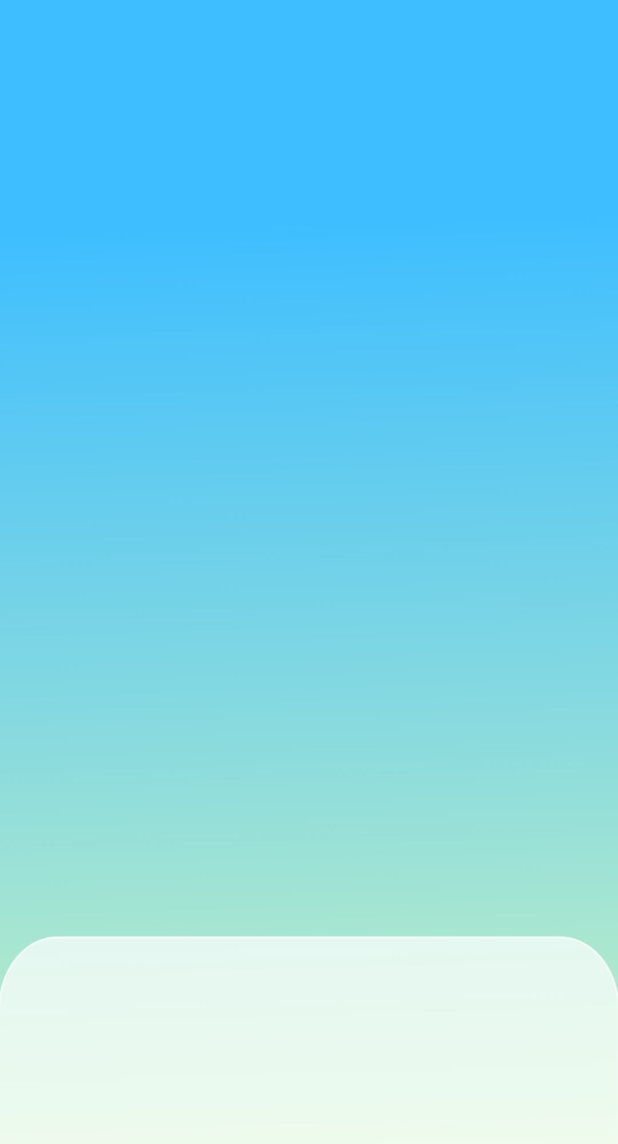
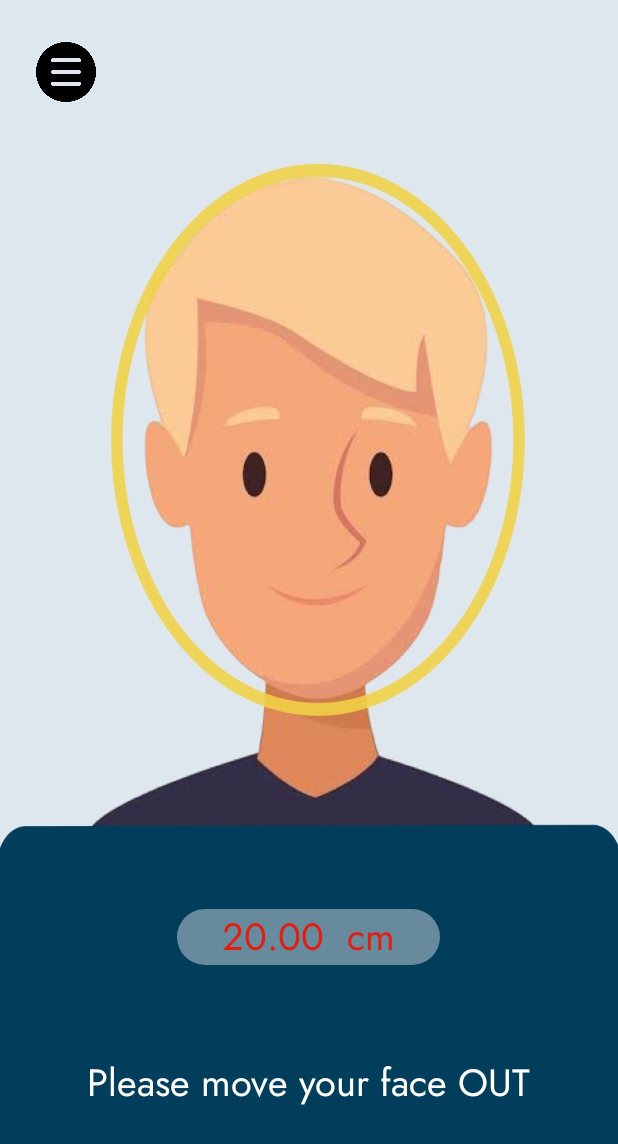
Before and after one commit to Som3on31/TestTimer, an Android app: the DistanceFragment screen opened through its navigation route, on a phone screen of 412 x 824 dp. Shown: the top 1144 px of the screen. Run offline under Robolectric (Android 15) with nearby library versions, the phone set to English and light mode, and no system bars.

Commit message:
distance page update

```diff
--- a/app/src/main/java/com/example/testtimer/DistanceFragment.java
+++ b/app/src/main/java/com/example/testtimer/DistanceFragment.java
@@ -4,6 +4,7 @@ import android.os.Bundle;
 
 import androidx.annotation.NonNull;
 import androidx.fragment.app.Fragment;
+import androidx.navigation.fragment.NavHostFragment;
 
 import android.view.LayoutInflater;
 import android.view.View;
@@ -34,7 +35,14 @@ public class DistanceFragment extends Fragment {
     public void onViewCreated(@NonNull View view, Bundle savedInstanceState){
         super.onViewCreated(view,savedInstanceState);
 
-        // TODO: Displau distance between the user and the device here
+        binding.btnMenu.setOnClickListener(new View.OnClickListener() {
+               @Override
+               public void onClick(View view) {
+                   NavHostFragment.findNavController(DistanceFragment.this)
+                           .navigate(R.id.action_distanceFragment_to_homeFragment);
+               }
+           }
+        );
 
     }
 
--- a/app/src/main/res/layout/fragment_distance.xml
+++ b/app/src/main/res/layout/fragment_distance.xml
@@ -1,12 +1,71 @@
 <?xml version="1.0" encoding="utf-8"?>
-<FrameLayout xmlns:android="http://schemas.android.com/apk/res/android"
+<androidx.constraintlayout.widget.ConstraintLayout xmlns:android="http://schemas.android.com/apk/res/android"
+    xmlns:app="http://schemas.android.com/apk/res-auto"
     xmlns:tools="http://schemas.android.com/tools"
     android:layout_width="match_parent"
     android:layout_height="match_parent"
+    android:background="@drawable/distance_bg"
     tools:context=".DistanceFragment">
 
+    <Button
+        android:id="@+id/btn_menu"
+        android:layout_width="40dp"
+        android:layout_height="40dp"
+        android:layout_marginStart="24dp"
+        android:layout_marginTop="28dp"
+        android:background="@drawable/menu_icon2"
+        app:layout_constraintStart_toStartOf="parent"
+        app:layout_constraintTop_toTopOf="parent"/>
+
     <TextView
-        android:layout_width="match_parent"
-        android:layout_height="match_parent"/>
+        android:id="@+id/txt_move"
+        android:layout_width="wrap_content"
+        android:layout_height="wrap_content"
+        android:fontFamily="@font/jost"
+        android:text="@string/moveout"
+        android:textColor="@color/white"
+        android:textSize="25sp"
+        app:layout_constraintBottom_toBottomOf="parent"
+        app:layout_constraintEnd_toEndOf="parent"
+        app:layout_constraintStart_toStartOf="parent"
+        app:layout_constraintTop_toTopOf="parent"
+        app:layout_constraintVertical_bias="0.894" />
 
-</FrameLayout>
+    <LinearLayout
+        android:id="@+id/layout_txtDistance"
+        android:layout_width="wrap_content"
+        android:layout_height="wrap_content"
+        android:background="@drawable/round_rect"
+        android:gravity="center"
+        android:paddingStart="30dp"
+        android:paddingEnd="30dp"
+
+        app:layout_constraintBottom_toBottomOf="parent"
+        app:layout_constraintEnd_toEndOf="parent"
+        app:layout_constraintHorizontal_bias="0.498"
+        app:layout_constraintStart_toStartOf="parent"
+        app:layout_constraintTop_toTopOf="parent"
+        app:layout_constraintVertical_bias="0.77">
+
+        <TextView
+            android:id="@+id/txt_distance"
+            android:layout_width="wrap_content"
+            android:layout_height="wrap_content"
+            android:fontFamily="@font/jost"
+            android:text="@string/distance"
+            android:textColor="#E31E10"
+            android:textSize="25sp" />
+
+        <TextView
+            android:id="@+id/cm"
+            android:layout_width="wrap_content"
+            android:layout_height="wrap_content"
+            android:layout_marginStart="15dp"
+            android:fontFamily="@font/jost"
+            android:text="@string/cm"
+            android:textColor="#E31E10"
+            android:textSize="25sp" />
+    </LinearLayout>
+
+
+</androidx.constraintlayout.widget.ConstraintLayout>
--- a/app/src/main/res/values/strings.xml
+++ b/app/src/main/res/values/strings.xml
@@ -21,4 +21,8 @@
     <string name="username">user1</string>
     <string name="logout">Logout</string>
     <string name="berry1">น้องเบอร์รีตาล้า</string>
+    <string name="movein">Please move your face IN</string>
+    <string name="moveout">Please move your face OUT</string>
+    <string name="distance">20.00</string>
+    <string name="cm">cm</string>
 </resources>
```
Also changed, not shown: app/src/main/res/drawable/distance_bg.jpg (added).
